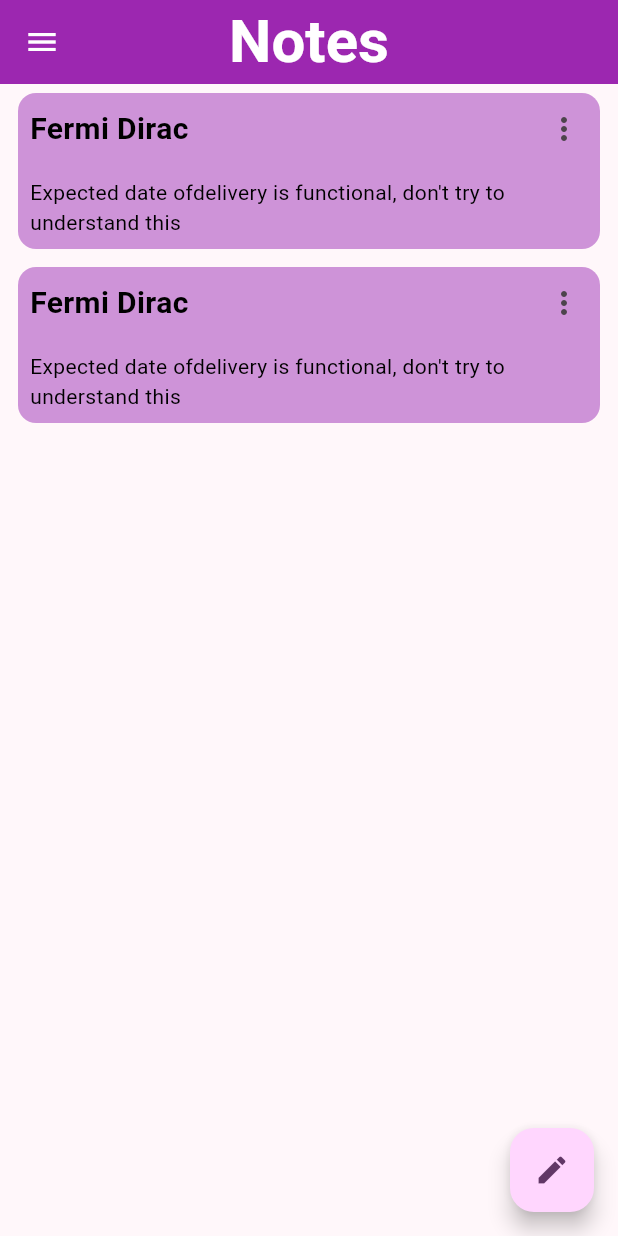
After one commit to Eznira/todo_app, a Flutter app: the screen it shows after launch, in the side drawer, after a tap on "Notes", on a phone screen of 412 x 824 dp. The commit adds this screen. Run offline on Flutter 3.47's test engine with Material 3 defaults, Android fonts, the phone set to English and light mode, and no system bars; our stand-ins replace flutter_slidable, google_fonts, hive, hive_flutter, popover; accounts and stored records are empty.

Commit message:
added quick notes

```diff
--- a/lib/database/database.dart
+++ b/lib/database/task_provider.dart
@@ -5,7 +5,7 @@ import 'package:hive/hive.dart';
 /// Database Class
 ///
 
-class DataBase extends ChangeNotifier {
+class TaskProvider extends ChangeNotifier {
   List taskList = [];
 
   bool themeValue = false;
--- a/lib/main.dart
+++ b/lib/main.dart
@@ -1,9 +1,11 @@
 import 'package:flutter/material.dart';
 import 'package:hive_flutter/adapters.dart';
 import 'package:provider/provider.dart';
-import 'package:todo_app/database/database.dart';
-import 'package:todo_app/database/theme_provider.dart';
-import 'package:todo_app/screens/Splash_screen.dart';
+import 'package:todo_app/database/task_provider.dart';
+import 'package:todo_app/notes_dir/screens/note_page.dart';
+import 'package:todo_app/screens/home_page.dart';
+
+import 'database/theme_provider.dart';
 
 void main() async {
   ///Initialize hive box
@@ -15,7 +17,7 @@ void main() async {
   runApp(
     MultiProvider(
       providers: [
-        ChangeNotifierProvider(create: (_) => DataBase()),
+        ChangeNotifierProvider(create: (_) => TaskProvider()),
         ChangeNotifierProvider(create: (_) => ThemeProvider()),
       ],
       child: App(),
@@ -31,8 +33,12 @@ class App extends StatelessWidget {
     return MaterialApp(
       title: 'Todo',
       debugShowCheckedModeBanner: false,
-      home: SplashScreen(),
+      home: const Home(),
       theme: Provider.of<ThemeProvider>(context).currentTheme,
+      routes: {
+        "/home": (context) => Home(),
+        "/note_page": (context) => NotePage(),
+      },
     );
   }
 }
--- /dev/null
+++ b/lib/notes_dir/data/note_model.dart
@@ -0,0 +1,11 @@
+class Note {
+  Note({required this.title, required this.text});
+
+  String title;
+  String text;
+}
+
+final note1 = Note(
+    title: 'Fermi Dirac',
+    text: "Expected date of"
+        "delivery is functional, don't try to understand this");
--- /dev/null
+++ b/lib/notes_dir/screens/note_page.dart
@@ -0,0 +1,123 @@
+import 'package:flutter/material.dart';
+import 'package:google_fonts/google_fonts.dart';
+import 'package:provider/provider.dart';
+import 'package:todo_app/database/task_provider.dart';
+import 'package:todo_app/database/theme_provider.dart';
+import 'package:todo_app/notes_dir/screens/new_note.dart';
+import 'package:todo_app/notes_dir/utils/note_tile.dart';
+
+import '../data/note_model.dart';
+
+class NotePage extends StatefulWidget {
+  const NotePage({super.key});
+
+  @override
+  State<NotePage> createState() => _NotePageState();
+}
+
+Note note = Note(title: "", text: "");
+
+class _NotePageState extends State<NotePage> {
+  void _newNote() {
+    Navigator.push(
+      context,
+      MaterialPageRoute(
+          builder: (context) => NewNote(note: note, isNewNote: false)),
+    );
+  }
+
+  void _toggleTheme(bool value) {
+    context.read<TaskProvider>().toggleThemeValue();
+    context.read<ThemeProvider>().toggleTheme();
+  }
+
+  @override
+  Widget build(BuildContext context) {
+    return Consumer<TaskProvider>(
+      builder: (context, value, child) => Scaffold(
+        floatingActionButton: FloatingActionButton(
+          onPressed: _newNote,
+          child: Icon(Icons.edit),
+        ),
+        appBar: AppBar(
+          title: Text(
+            "Notes",
+            style: GoogleFonts.sofiaSans(
+                fontSize: 40, fontWeight: FontWeight.bold),
+          ),
+        ),
+        drawer: Drawer(
+          child: ListView(
+            padding: EdgeInsets.zero,
+            children: <Widget>[
+              DrawerHeader(
+                  decoration: BoxDecoration(
+                      color: Theme.of(context).colorScheme.primary),
+                  child: Column(
+                    mainAxisAlignment: MainAxisAlignment.spaceBetween,
+                    crossAxisAlignment: CrossAxisAlignment.start,
+                    children: [
+                      Padding(
+                        padding: const EdgeInsets.all(16.0),
+                        child: Text(
+                          'Menu',
+                          style: TextStyle(
+                            color: Colors.white,
+                            fontSize: 24,
+                          ),
+                        ),
+                      ),
+                      Row(
+                        mainAxisAlignment: MainAxisAlignment.end,
+                        children: [
+                          Switch(
+                            value: value.themeValue,
+                            onChanged: _toggleTheme,
+                          ),
+                        ],
+                      ),
+                    ],
+                  )),
+              ListTile(
+                leading: const Icon(Icons.note),
+                title: const Text('Notes'),
+                onTap: () {
+                  // Navigate to notes route
+                  Navigator.pushNamed(context, '/note_page');
+                },
+              ),
+              ListTile(
+                leading: const Icon(Icons.check_box),
+                title: const Text('To-Do'),
+                onTap: () {
+                  // Navigate to to-do route
+                  Navigator.pushNamed(context, '/home');
+                },
+              ),
+            ],
+          ),
+        ),
+        body: SafeArea(
+          child: Column(
+            children: [
+              Expanded(
+                child: ListView(
+                  children: [
+                    NoteTile(
+                      note: note1,
+                      onDelete: () {},
+                    ),
+                    NoteTile(
+                      note: note1,
+                      onDelete: () {},
+                    ),
+                  ],
+                ),
+              ),
+            ],
+          ),
+        ),
+      ),
+    );
+  }
+}
--- /dev/null
+++ b/lib/notes_dir/utils/note_tile.dart
@@ -0,0 +1,124 @@
+import 'package:flutter/material.dart';
+import 'package:flutter/services.dart';
+import 'package:popover/popover.dart';
+import 'package:todo_app/notes_dir/screens/new_note.dart';
+
+import '../data/note_model.dart';
+import 'note_menu.dart';
+
+class NoteTile extends StatelessWidget {
+  NoteTile({
+    super.key,
+    required this.note,
+    required this.onDelete,
+  });
+
+  Note note;
+  void Function() onDelete;
+
+  void _onEdit(BuildContext context) {
+    Navigator.push(
+      context,
+      MaterialPageRoute(
+          builder: (context) => NewNote(
+                note: note,
+                isNewNote: true,
+              )),
+    );
+  }
+
+  void _onCopy(BuildContext context) {
+    Clipboard.setData(
+      ClipboardData(text: note.text + '\n' + note.title),
+    );
+
+    // ScaffoldMessenger.of(context).showSnackBar(
+    //   const SnackBar(
+    //     content: Text('Copied to Clipboard!'),
+    //     behavior: SnackBarBehavior.floating,
+    //   ),
+    // );
+
+    showCustomSnackbar(context);
+  }
+
+  @override
+  Widget build(BuildContext context) {
+    return Container(
+      margin: EdgeInsets.symmetric(horizontal: 12, vertical: 6),
+      width: double.infinity,
+      decoration: BoxDecoration(
+          color: Theme.of(context).colorScheme.secondary,
+          borderRadius: BorderRadius.circular(12)),
+      child: Column(
+        crossAxisAlignment: CrossAxisAlignment.start,
+        children: [
+          Container(
+            child: Row(
+              mainAxisAlignment: MainAxisAlignment.spaceBetween,
+              children: [
+                Padding(
+                  padding: const EdgeInsets.all(8.0),
+                  child: Text(
+                    note.title,
+                    style: TextStyle(fontSize: 20, fontWeight: FontWeight.bold),
+                  ),
+                ),
+                Builder(builder: (context) {
+                  return IconButton(
+                      onPressed: () => showPopover(
+                            context: context,
+                            bodyBuilder: (context) => NoteMenu(
+                              onCopy: () => _onCopy(context),
+                              onDelete: () {},
+                              onEdit: () => _onEdit(context),
+                            ),
+                          ),
+                      icon: Icon(Icons.more_vert));
+                }),
+              ],
+            ),
+          ),
+          Container(
+            child: Padding(
+              padding: const EdgeInsets.all(8.0),
+              child: Text(note.text),
+            ),
+          ),
+        ],
+      ),
+    );
+  }
+}
+
+// todo: implement delete function
+
+void showCustomSnackbar(BuildContext context) {
+  final overlayState = Overlay.of(context);
+  final overlayEntry = OverlayEntry(
+    builder: (context) => Positioned(
+      top: 20.0, // Example position
+      left: 10.0,
+      child: Container(
+        padding: const EdgeInsets.all(16.0),
+        decoration: BoxDecoration(
+          color: Colors.transparent,
+          borderRadius: BorderRadius.circular(8.0),
+        ),
+        child: const Card(
+          child: Padding(
+            padding: const EdgeInsets.all(8.0),
+            child: Text("Copied to Clipboard!"),
+          ),
+        ),
+      ),
+    ),
+  );
+
+  overlayState.insert(overlayEntry);
+
+  // Dismiss the snackbar after a certain duration
+  Future.delayed(const Duration(seconds: 3), () {
+    overlayEntry.remove();
+  });
+}
--- a/lib/screens/home_page.dart
+++ b/lib/screens/home_page.dart
@@ -1,6 +1,6 @@
 import 'package:flutter/material.dart';
 import 'package:provider/provider.dart';
-import 'package:todo_app/database/database.dart';
+import 'package:todo_app/database/task_provider.dart';
 import 'package:todo_app/database/theme_provider.dart';
 import 'package:todo_app/screens/add_task_dialog.dart';
 import 'package:todo_app/util/task_tile.dart';
@@ -32,7 +32,7 @@ class _HomeState extends State<Home> {
   /// Called when the save button on the addTaskDialog is pressed
   /// Saves task by appending to taskList and then updating the local db.
   void _saveTask() {
-    final db = context.read<DataBase>();
+    final db = context.read<TaskProvider>();
     db.addTask([false, _controller.text]);
     Navigator.of(context).pop();
     _controller.clear();
@@ -41,18 +41,18 @@ class _HomeState extends State<Home> {
   /// Toogles task from done to undone or vice-versa and saves to the local
   /// db.
   void _toggleTaskState(int index) {
-    final db = context.read<DataBase>();
+    final db = context.read<TaskProvider>();
     db.toggleTaskState(index);
   }
 
   /// Deletes tasks from taskList and save changes in the local db.
   void _deleteTask(int index) {
-    final db = context.read<DataBase>();
+    final db = context.read<TaskProvider>();
     db.removeTask(index);
   }
 
   void _toggleTheme(bool value) {
-    context.read<DataBase>().toggleThemeValue();
+    context.read<TaskProvider>().toggleThemeValue();
     context.read<ThemeProvider>().toggleTheme();
   }
 
@@ -64,7 +64,7 @@ class _HomeState extends State<Home> {
     /// Database instance containing the list of task data and other functions
     /// for dabaase operaions.
     /// Uses hive for local storage.
-    final db = context.read<DataBase>();
+    final db = context.read<TaskProvider>();
 
     if (db.taskListBox.get('taskList') == null) {
       db.loadFirstTask();
@@ -77,16 +77,61 @@ class _HomeState extends State<Home> {
 
   @override
   Widget build(BuildContext context) {
-    return Consumer<DataBase>(
+    return Consumer<TaskProvider>(
       builder: (context, value, child) => Scaffold(
         appBar: AppBar(
           title: const Text('Todo'),
-          actions: [
-            Switch(
-              value: value.themeValue,
-              onChanged: _toggleTheme,
-            )
-          ],
+        ),
+        drawer: Drawer(
+          child: ListView(
+            padding: EdgeInsets.zero,
+            children: <Widget>[
+              DrawerHeader(
+                  decoration: BoxDecoration(
+                      color: Theme.of(context).colorScheme.primary),
+                  child: Column(
+                    mainAxisAlignment: MainAxisAlignment.spaceBetween,
+                    crossAxisAlignment: CrossAxisAlignment.start,
+                    children: [
+                      Padding(
+                        padding: const EdgeInsets.all(16.0),
+                        child: Text(
+                          'Menu',
+                          style: TextStyle(
+                            color: Colors.white,
+                            fontSize: 24,
+                          ),
+                        ),
+                      ),
+                      Row(
+                        mainAxisAlignment: MainAxisAlignment.end,
+                        children: [
+                          Switch(
+                            value: value.themeValue,
+                            onChanged: _toggleTheme,
+                          ),
+                        ],
+                      ),
+                    ],
+                  )),
+              ListTile(
+                leading: const Icon(Icons.note),
+                title: const Text('Notes'),
+                onTap: () {
+                  // Navigate to notes route
+                  Navigator.pushNamed(context, '/note_page');
+                },
+              ),
+              ListTile(
+                leading: const Icon(Icons.check_box),
+                title: const Text('To-Do'),
+                onTap: () {
+                  // Navigate to to-do route
+                  Navigator.pushNamed(context, '/home');
+                },
+              ),
+            ],
+          ),
         ),
         floatingActionButton: FloatingActionButton(
             onPressed: _addTaskPopUp, child: const Icon(Icons.add)),
--- a/pubspec.yaml
+++ b/pubspec.yaml
@@ -40,6 +40,8 @@ dependencies:
   flutter_slidable: ^3.1.1
   flutter_launcher_icons: ^0.13.1
   provider: ^6.1.2
+  google_fonts: ^6.2.1
+  popover: ^0.3.0+1
 
 dev_dependencies:
   flutter_test:
--- /dev/null
+++ b/to_do.txt
@@ -0,0 +1,5 @@
+To add quick note app:
+-----------------------------------------------------
+
+1. Add a drawer to navigate todo and quick note paege
+2.
```
Also changed, not shown: lib/notes_dir/screens/new_note.dart (added, +156 -0 lines), lib/notes_dir/utils/custom_snackbar.dart (added, +44 -0 lines), lib/notes_dir/utils/note_menu.dart (added, +77 -0 lines), pubspec.lock, 47 other files.
